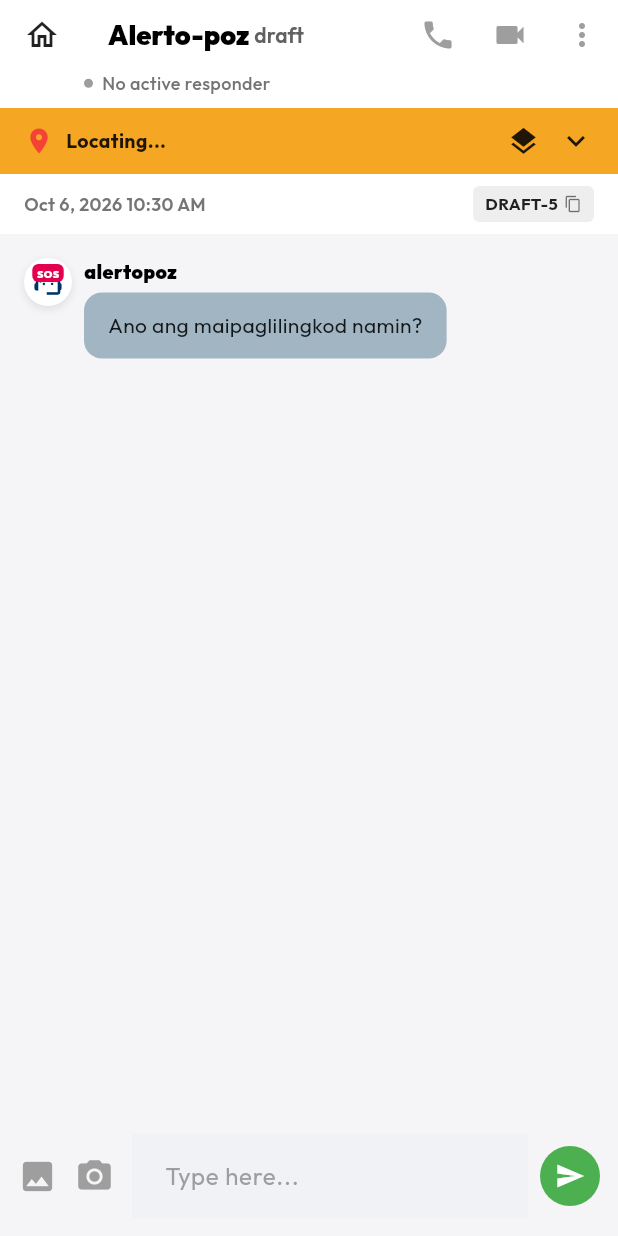
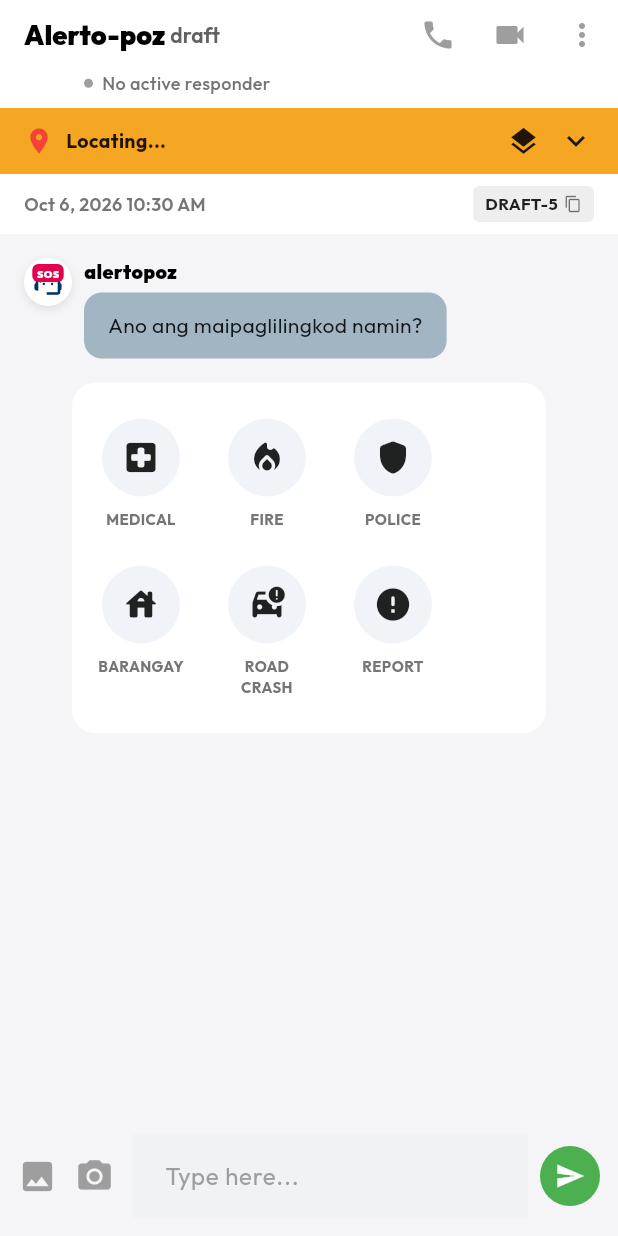
Before and after one commit to carlonimer/alerto-poz, a Flutter app: the SosChatScreen screen opened directly with empty values, after a tap on the "keyboard arrow up" icon, on a phone screen of 412 x 824 dp. Run offline on Flutter 3.47's test engine with Material 3 defaults, Android fonts, the phone set to English and light mode, and no system bars; our stand-ins replace flutter_map, geolocator, google_fonts, image_picker, latlong2, shared_preferences and 1 more; accounts and stored records are empty.

```diff
--- a/mobile_app/lib/main.dart
+++ b/mobile_app/lib/main.dart
@@ -5,7 +5,6 @@ import 'package:shared_preferences/shared_preferences.dart';
 
 import 'screens/login_screen.dart';
 import 'screens/home_screen.dart';
-import 'services/api_service.dart';
 
 void main() async {
   WidgetsFlutterBinding.ensureInitialized();
--- a/mobile_app/lib/screens/sos_chat_screen.dart
+++ b/mobile_app/lib/screens/sos_chat_screen.dart
@@ -43,12 +43,12 @@ class _SosChatScreenState extends State<SosChatScreen> with TickerProviderStateM
   String _currentAddress = 'Locating...';
 
   static const List<Map<String, dynamic>> _categories = [
-    {'key': 'medical', 'label': 'Medical', 'icon': Icons.local_hospital_rounded, 'color': Colors.red},
-    {'key': 'fire', 'label': 'Fire', 'icon': Icons.local_fire_department_rounded, 'color': Colors.orange},
-    {'key': 'crime', 'label': 'Crime', 'icon': Icons.local_police_rounded, 'color': Colors.blue},
-    {'key': 'natural', 'label': 'Natural', 'icon': Icons.storm_rounded, 'color': Colors.teal},
-    {'key': 'utility', 'label': 'Utility', 'icon': Icons.power_off_rounded, 'color': Colors.purple},
-    {'key': 'other', 'label': 'Other', 'icon': Icons.warning_rounded, 'color': Color(0xFF424242)},
+    {'key': 'medical', 'label': 'MEDICAL', 'icon': Icons.local_hospital_rounded},
+    {'key': 'fire', 'label': 'FIRE', 'icon': Icons.local_fire_department_rounded},
+    {'key': 'police', 'label': 'POLICE', 'icon': Icons.shield_rounded},
+    {'key': 'barangay', 'label': 'BARANGAY', 'icon': Icons.house_rounded},
+    {'key': 'road_crash', 'label': 'ROAD CRASH', 'icon': Icons.car_crash_rounded},
+    {'key': 'report', 'label': 'REPORT', 'icon': Icons.error_rounded},
   ];
 
   @override
@@ -572,6 +572,53 @@ class _SosChatScreenState extends State<SosChatScreen> with TickerProviderStateM
     return '${months[d.month - 1]} ${d.day}, ${d.year} ${hr.toString().padLeft(2, '0')}:$min $ampm';
   }
 
+  Widget _buildCategoryGrid() {
+    return Container(
+      margin: const EdgeInsets.only(left: 32, right: 32),
+      padding: const EdgeInsets.symmetric(horizontal: 16, vertical: 24),
+      decoration: BoxDecoration(
+        color: Colors.white,
+        borderRadius: BorderRadius.circular(16),
+      ),
+      child: Wrap(
+        spacing: 24,
+        runSpacing: 24,
+        children: _categories.map((cat) {
+          return GestureDetector(
+            onTap: () => _selectCategory(cat['key'] as String, cat['label'] as String),
+            child: SizedBox(
+              width: 60,
+              child: Column(
+                mainAxisSize: MainAxisSize.min,
+                children: [
+                  Container(
+                    width: 52,
+                    height: 52,
+                    decoration: const BoxDecoration(
+                      color: Color(0xFFF0F4F8),
+                      shape: BoxShape.circle,
+                    ),
+                    child: Icon(cat['icon'] as IconData, color: Colors.black87, size: 26),
+                  ),
+                  const SizedBox(height: 8),
+                  Text(
+                    cat['label'] as String,
+                    textAlign: TextAlign.center,
+                    style: GoogleFonts.outfit(
+                      fontSize: 10,
+                      fontWeight: FontWeight.w700,
+                      color: Colors.grey[600],
+                    ),
+                  ),
+                ],
+              ),
+            ),
+          );
+        }).toList(),
+      ),
+    );
+  }
+
   Widget _buildChatBubble(Map<String, dynamic> msg) {
     final isUser = msg['role'] == 'user';
     final type = msg['type'] as String;
@@ -595,7 +642,7 @@ class _SosChatScreenState extends State<SosChatScreen> with TickerProviderStateM
       );
     }
 
-  Widget _buildAlertopozAvatar() {
+  Widget buildAlertopozAvatar() {
     return Container(
       width: 32,
       height: 32,
@@ -643,7 +690,7 @@ class _SosChatScreenState extends State<SosChatScreen> with TickerProviderStateM
         child: Row(
           crossAxisAlignment: CrossAxisAlignment.start,
           children: [
-            isUser ? const SizedBox(width: 32) : _buildAlertopozAvatar(),
+            isUser ? const SizedBox(width: 32) : buildAlertopozAvatar(),
             const SizedBox(width: 8),
             Expanded(
               child: Column(
@@ -683,7 +730,7 @@ class _SosChatScreenState extends State<SosChatScreen> with TickerProviderStateM
         child: Row(
           crossAxisAlignment: CrossAxisAlignment.start,
           children: [
-            _buildAlertopozAvatar(),
+            buildAlertopozAvatar(),
             const SizedBox(width: 8),
             Expanded(
               child: Column(
@@ -730,7 +777,7 @@ class _SosChatScreenState extends State<SosChatScreen> with TickerProviderStateM
         mainAxisAlignment: isUser ? MainAxisAlignment.end : MainAxisAlignment.start,
         crossAxisAlignment: CrossAxisAlignment.start,
         children: [
-          if (!isUser) _buildAlertopozAvatar(),
+          if (!isUser) buildAlertopozAvatar(),
           if (!isUser) const SizedBox(width: 8),
           Flexible(
             child: Column(
@@ -772,10 +819,7 @@ class _SosChatScreenState extends State<SosChatScreen> with TickerProviderStateM
       appBar: AppBar(
         backgroundColor: Colors.white,
         elevation: 0,
-        leading: IconButton(
-          icon: const Icon(Icons.home_outlined, color: Colors.black87),
-          onPressed: () => Navigator.pop(context),
-        ),
+        automaticallyImplyLeading: false,
         title: Row(
           children: [
             Text('Alerto-poz ', style: GoogleFonts.outfit(fontWeight: FontWeight.w900, fontSize: 18, color: Colors.black)),
@@ -808,7 +852,29 @@ class _SosChatScreenState extends State<SosChatScreen> with TickerProviderStateM
         actions: [
           IconButton(icon: const Icon(Icons.phone, color: Colors.grey), onPressed: () {}),
           IconButton(icon: const Icon(Icons.videocam, color: Colors.grey), onPressed: () {}),
-          IconButton(icon: const Icon(Icons.more_vert, color: Colors.grey), onPressed: () {}),
+          if (_sent && !_cancelled)
+            PopupMenuButton<String>(
+              icon: const Icon(Icons.more_vert, color: Colors.grey),
+              onSelected: (value) {
+                if (value == 'close') {
+                  _showCloseIncidentDialog();
+                }
+              },
+              itemBuilder: (BuildContext context) => [
+                PopupMenuItem<String>(
+                  value: 'close',
+                  child: Row(
+                    children: [
+                      const Icon(Icons.cancel, color: Colors.red, size: 20),
+                      const SizedBox(width: 8),
+                      Text('Close Incident', style: GoogleFonts.outfit(color: Colors.red, fontWeight: FontWeight.w500)),
+                    ],
+                  ),
+                ),
+              ],
+            )
+          else
+            IconButton(icon: const Icon(Icons.more_vert, color: Colors.grey), onPressed: () {}),
         ],
       ),
       body: Column(
@@ -824,15 +890,6 @@ class _SosChatScreenState extends State<SosChatScreen> with TickerProviderStateM
                 Expanded(
                   child: Text(_currentAddress, style: GoogleFonts.outfit(color: Colors.black87, fontWeight: FontWeight.w700, fontSize: 13), maxLines: 1, overflow: TextOverflow.ellipsis),
                 ),
-                if (_sent && !_cancelled)
-                  GestureDetector(
-                    onTap: _showCloseIncidentDialog,
-                    child: Container(
-                      padding: const EdgeInsets.symmetric(horizontal: 16, vertical: 6),
-                      decoration: BoxDecoration(color: const Color(0xFFF44336), borderRadius: BorderRadius.circular(16)),
-                      child: Text('Close Incident', style: GoogleFonts.outfit(color: Colors.white, fontWeight: FontWeight.w600, fontSize: 13)),
-                    ),
-                  ),
                 const SizedBox(width: 12),
                 GestureDetector(
                   onTapDown: (details) => _showLayersMenu(context, details.globalPosition),
@@ -920,7 +977,7 @@ class _SosChatScreenState extends State<SosChatScreen> with TickerProviderStateM
               padding: const EdgeInsets.all(16),
               children: [
                 ..._chatFeed.map((msg) => _buildChatBubble(msg)),
-                // if (!_sent && !_cancelled) _buildCategoryGrid(),
+                if (!_sent && !_cancelled) _buildCategoryGrid(),
                 const SizedBox(height: 20),
               ],
             ),
```
Also changed, not shown: 1 other file.
